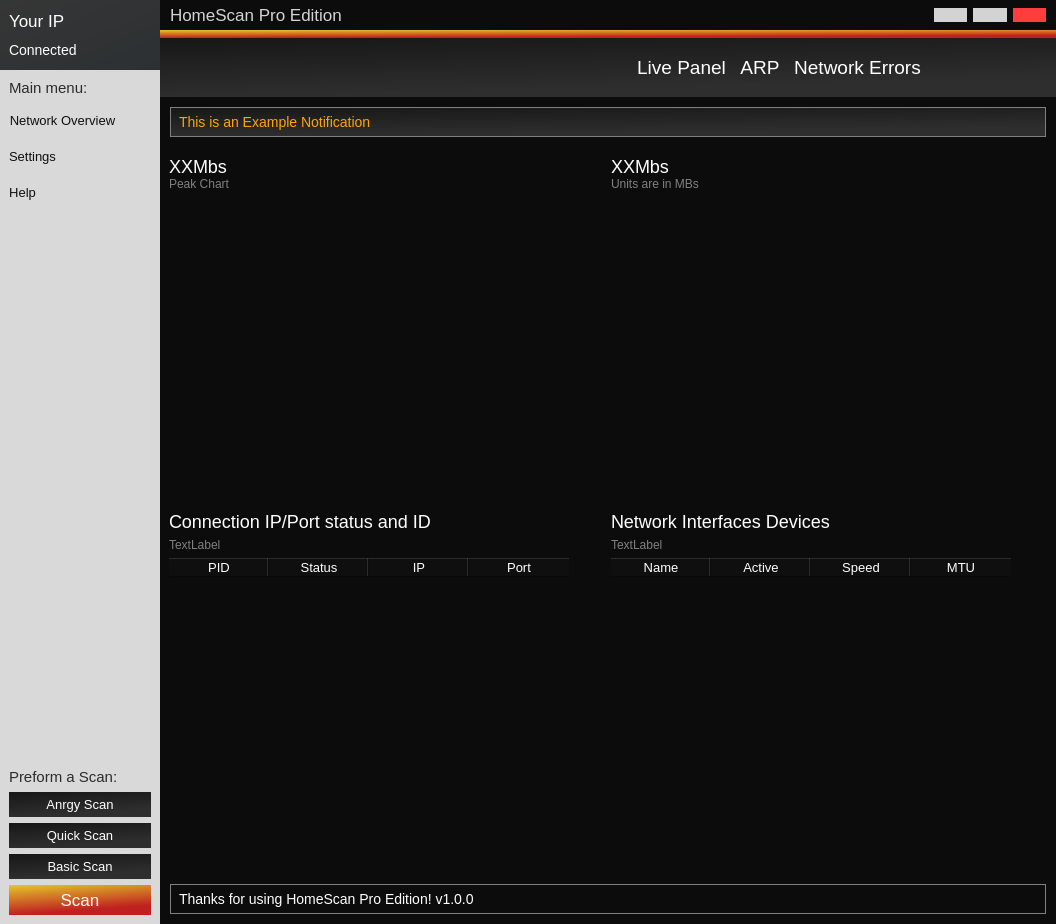
The window that mainwindow.ui (hunterjreid/HomeScan) describes before a commit, drawn with Qt 5.
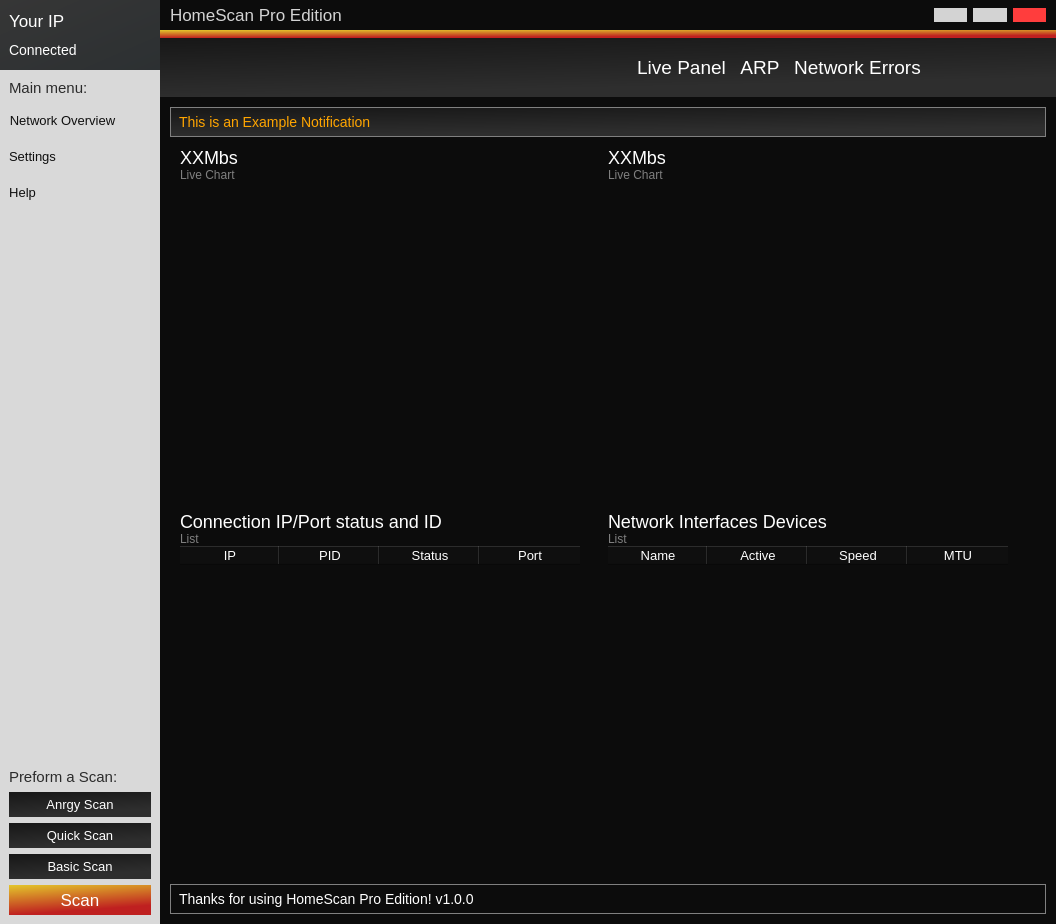
The same window after the commit. Icons and pictures are not drawn. Custom widgets are drawn as their Qt base class.

Patch:
```diff
--- a/mainwindow.ui
+++ b/mainwindow.ui
@@ -815,6 +815,21 @@
           <enum>QFrame::Raised</enum>
          </property>
          <layout class="QHBoxLayout" name="horizontalLayout_19">
+          <property name="spacing">
+           <number>0</number>
+          </property>
+          <property name="leftMargin">
+           <number>20</number>
+          </property>
+          <property name="topMargin">
+           <number>0</number>
+          </property>
+          <property name="rightMargin">
+           <number>20</number>
+          </property>
+          <property name="bottomMargin">
+           <number>0</number>
+          </property>
           <item>
            <layout class="QVBoxLayout" name="verticalLayout_13">
             <item>
@@ -864,7 +879,7 @@
                    <string notr="true">color:grey;background:none;margin:0px;</string>
                   </property>
                   <property name="text">
-                   <string>Peak Chart</string>
+                   <string>Live Chart</string>
                   </property>
                  </widget>
                 </item>
@@ -992,7 +1007,7 @@
 padding:0;</string>
                   </property>
                   <property name="text">
-                   <string>TextLabel</string>
+                   <string>List</string>
                   </property>
                  </widget>
                 </item>
@@ -1086,6 +1101,11 @@
               <attribute name="verticalHeaderHighlightSections">
                <bool>false</bool>
               </attribute>
+              <column>
+               <property name="text">
+                <string>IP</string>
+               </property>
+              </column>
               <column>
                <property name="text">
                 <string>PID</string>
@@ -1096,11 +1116,6 @@
                 <string>Status</string>
                </property>
               </column>
-              <column>
-               <property name="text">
-                <string>IP</string>
-               </property>
-              </column>
               <column>
                <property name="text">
                 <string>Port</string>
@@ -1159,7 +1174,7 @@
                    <string notr="true">color:grey;background:none;margin:0px;margin-top:-10px;</string>
                   </property>
                   <property name="text">
-                   <string>Units are in MBs</string>
+                   <string>Live Chart</string>
                   </property>
                  </widget>
                 </item>
@@ -1283,7 +1298,7 @@
                    <string notr="true">color:grey;background:none;margin:0px;</string>
                   </property>
                   <property name="text">
-                   <string>TextLabel</string>
+                   <string>List</string>
                   </property>
                  </widget>
                 </item>
```
